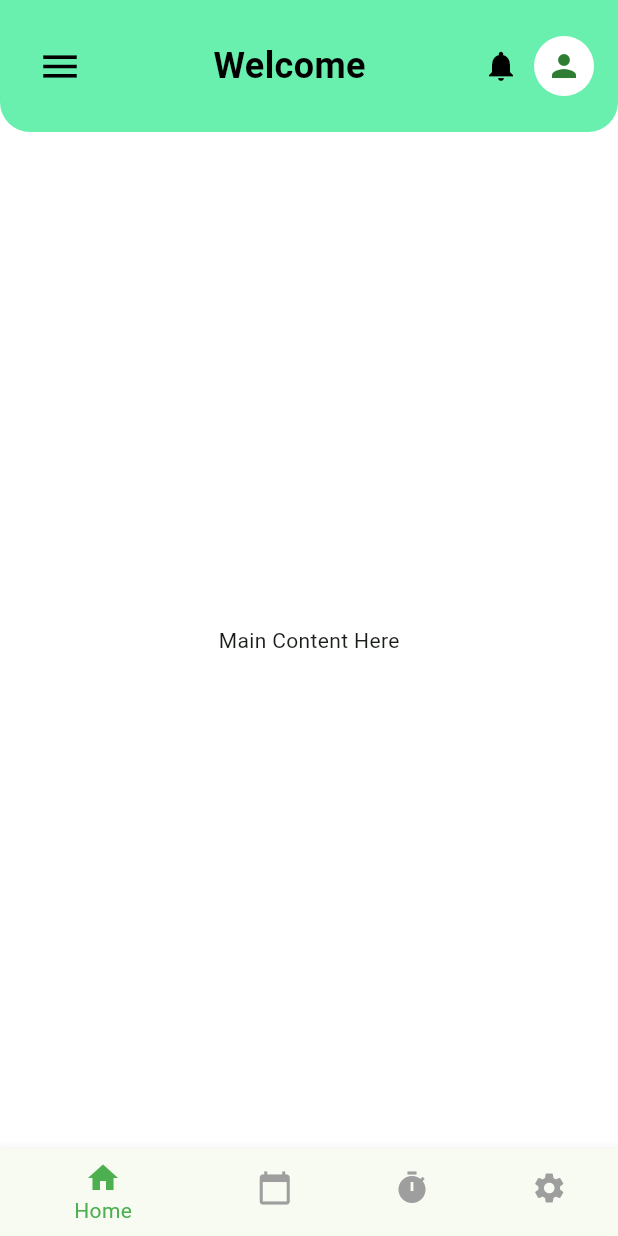
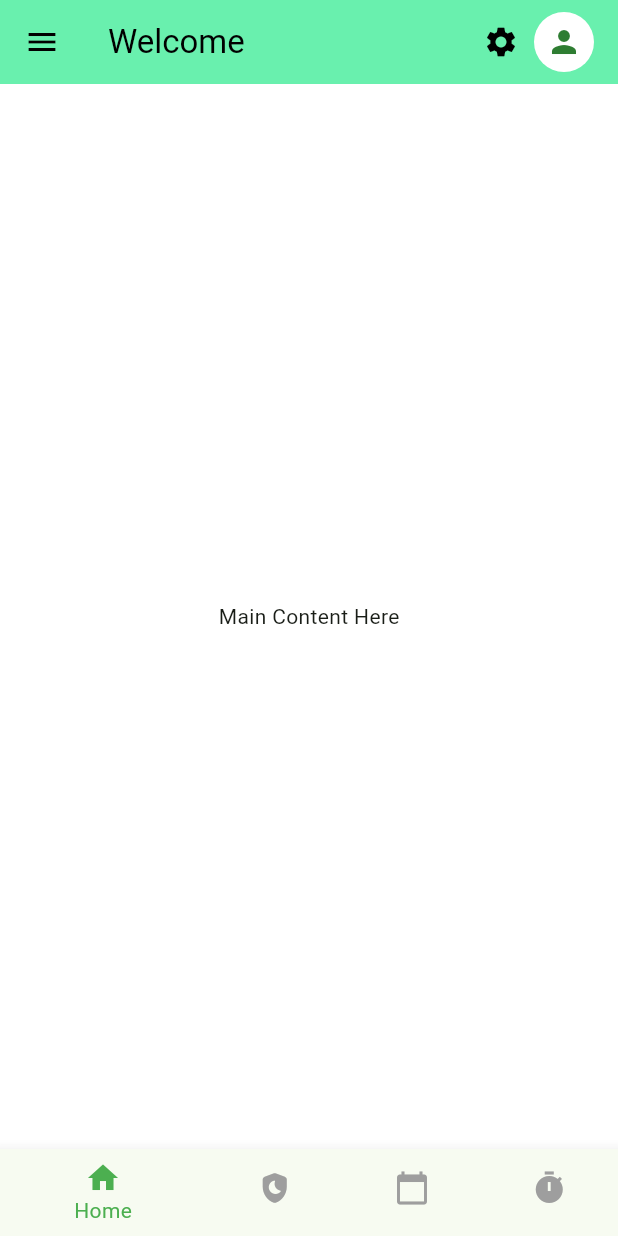
Before and after one commit to IPMSand/PUSL2023-Mobile-App-Development-Group-50, a Flutter app: the screen it shows after launch, on a phone screen of 412 x 824 dp. Run offline on Flutter 3.47's test engine with Material 3 defaults, Android fonts, the phone set to English and light mode, and no system bars.

Commit message:
test:run work in android emu
edit: bottom_navbar.dart
home.dart

```diff
--- a/lib/componments/bottom_navbar.dart
+++ b/lib/componments/bottom_navbar.dart
@@ -1,37 +1,47 @@
-// bottom_navbar.dart
 import 'package:flutter/material.dart';
 
-class BottomNavBar extends StatefulWidget {
-  final int selectedIndex;
+class MyBottomNavigationBarWidget extends StatefulWidget {
+  final int initialIndex;
   final Function(int) onItemTapped;
 
-  const BottomNavBar({
-    super.key,
-    required this.selectedIndex,
+  const MyBottomNavigationBarWidget({super.key,
+    required this.initialIndex,
     required this.onItemTapped,
   });
 
   @override
-  State<BottomNavBar> createState() => _BottomNavBarState(); //Changed to createState
+  // ignore: library_private_types_in_public_api
+  _MyBottomNavigationBarWidgetState createState() => _MyBottomNavigationBarWidgetState();
 }
 
-class _BottomNavBarState extends State<BottomNavBar> {
+class _MyBottomNavigationBarWidgetState extends State<MyBottomNavigationBarWidget> {
+  late int _selectedIndex;
+
+  @override
+  void initState() {
+    super.initState();
+    _selectedIndex = widget.initialIndex;
+  }
+
+  void _onItemTapped(int index) {
+    setState(() {
+      _selectedIndex = index;
+    });
+    widget.onItemTapped(index);
+  }
+
   @override
   Widget build(BuildContext context) {
     return BottomNavigationBar(
-      currentIndex: widget.selectedIndex,
-      onTap: widget.onItemTapped,
+      currentIndex: _selectedIndex,
+      onTap: _onItemTapped,
       selectedItemColor: Colors.green,
       unselectedItemColor: Colors.grey,
       items: const [
-        BottomNavigationBarItem(
-          icon: Icon(Icons.home), label: "Home"),
-        BottomNavigationBarItem(
-            icon: Icon(Icons.calendar_today), label: "Calendar"),
-        BottomNavigationBarItem(
-          icon: Icon(Icons.timer), label: "Timer"),
-        BottomNavigationBarItem(
-            icon: Icon(Icons.settings), label: "Settings"),
+        BottomNavigationBarItem(icon: Icon(Icons.home), label: "Home"),
+        BottomNavigationBarItem(icon: Icon(Icons.shield_moon_rounded), label: "To Do List"),
+        BottomNavigationBarItem(icon: Icon(Icons.calendar_today), label: "Calender"),
+        BottomNavigationBarItem(icon: Icon(Icons.timer), label: "Timer"),
       ],
     );
   }
--- a/lib/screens/event_plan.dart
+++ b/lib/screens/event_plan.dart
@@ -113,8 +113,8 @@ class _AddEventScreenState extends State<AddEventScreen> {
           ],
         ),
       ),
-     bottomNavigationBar: BottomNavBar(
-        selectedIndex: _selectedIndex,
+    bottomNavigationBar: MyBottomNavigationBarWidget(
+        initialIndex: _selectedIndex,
         onItemTapped: _onItemTapped,
       ),
     );
--- a/lib/screens/home.dart
+++ b/lib/screens/home.dart
@@ -5,10 +5,29 @@ import '../screens/todo_view_screen.dart';
 import '../screens/event_plan.dart';
 import '../screens/dashboard.dart';
 import '../screens/profile.dart';
+import 'calander.dart';
 import 'start01.dart';
-// import '../screens/timer.dart';
+import 'package:flutter/material.dart';
 
+void main() {
+  runApp(const MyApp());
+}
 
+class MyApp extends StatelessWidget {
+  const MyApp({super.key});
+
+  @override
+  Widget build(BuildContext context) {
+    return MaterialApp(
+      title: 'Welcome',
+      theme: ThemeData(
+        colorScheme: ColorScheme.fromSeed(seedColor: Colors.green),
+        useMaterial3: true,
+      ),
+      home: const HomeScreen(),
+    );
+  }
+}
 
 class HomeScreen extends StatefulWidget {
   const HomeScreen({super.key});
@@ -37,83 +56,80 @@ class _HomeScreenState extends State<HomeScreen> {
   Widget build(BuildContext context) {
     return Scaffold(
       drawer: Drawer(
+        child: ListView(
+          padding: EdgeInsets.zero,
+          children: [
+            DrawerHeader(
+              decoration: BoxDecoration(color: Colors.greenAccent),
               child: Column(
+                crossAxisAlignment: CrossAxisAlignment.start,
                 children: [
-            UserAccountsDrawerHeader(
-              decoration: BoxDecoration(color: Colors.greenAccent),
-              accountName: Text("Seraphina", style: TextStyle(fontWeight: FontWeight.bold)),
-              accountEmail: Text("seraphina@example.com"),
-              currentAccountPicture: CircleAvatar(
+                  CircleAvatar(
+                    radius: 30,
                     backgroundColor: Colors.white,
-                child: Icon(Icons.person, color: Colors.green, size: 40),
+                    child: Icon(Icons.person, color: Colors.green.shade800, size: 40),
                   ),
+                  const SizedBox(height: 10),
+                  Text(
+                    "Seraphina",
+                    style: TextStyle(fontSize: 20, fontWeight: FontWeight.bold, color: Colors.black),
                   ),
-            Expanded(
-              child: ListView(
-                children: [
-                  ListTile(
-                    leading: Icon(Icons.home),
-                    title: Text('Dashboard'),
-                    onTap: () => _navigateToScreen(DashboardScreen()),
-                  ),
-                  ListTile(
-                    leading: Icon(Icons.shield_moon),
-                    title: Text('To Do List'),
-                    onTap: () => _navigateToScreen( TaskListScreen()),
-                  ),
-                  ListTile(
-                    leading: Icon(Icons.timer),
-                    title: Text('Timer'),
-
-                    onTap: () => _navigateToScreen(TimerPage()), // replace with timer page
-
-                  ),
-                  ListTile(
-                    leading: Icon(Icons.event_available),
-                    title: Text('Event Planning'),
-                    onTap: () => _navigateToScreen(AddEventScreen()),
+                  Text(
+                    "seraphina@example.com",
+                    style: TextStyle(fontSize: 14, color: Colors.black54),
                   ),
                 ],
               ),
             ),
-            Divider(),
+            ListTile(
+              leading: Icon(Icons.home, color: Colors.green),
+              title: Text("Home"),
+              onTap: () => Navigator.pop(context),
+            ),
+            ListTile(
+              leading: Icon(Icons.shield_moon_rounded, color: Colors.green),
+              title: Text("To Do List"),
+               onTap: () => _navigateToScreen(TaskListScreen()),
+            ),
+            ListTile(
+              leading: Icon(Icons.calendar_today, color: Colors.green),
+              title: Text("Calender"),
+               onTap: () => _navigateToScreen(CalendarScreen()),
+            ),
+            ListTile(
+              leading: Icon(Icons.timer, color: Colors.green),
+              title: Text("Timer"),
+               onTap: () => _navigateToScreen(TimerPage()),
+            ),
+            ListTile(
+              leading: Icon(Icons.bar_chart_outlined, color: Colors.green),
+              title: Text("Event Planing"),
+               onTap: () => _navigateToScreen(AddEventScreen()),
+            ),
             ListTile(
               leading: Icon(Icons.logout, color: Colors.red),
-              title: Text('Log Out', style: TextStyle(color: Colors.red)),
+              title: Text("Log Out", style: TextStyle(color: Colors.red)),
               onTap: () {},
             ),
           ],
         ),
       ),
       backgroundColor: Colors.white,
-      body: Column(
-        children: [
-          Container(
-            padding: const EdgeInsets.symmetric(horizontal: 16, vertical: 20),
-            decoration: const BoxDecoration(
-              color: Colors.greenAccent,
-              borderRadius: BorderRadius.vertical(bottom: Radius.circular(20)),
-            ),
-            child: Row(
-              mainAxisAlignment: MainAxisAlignment.spaceBetween,
-              children: [
-                Builder(
+      appBar: AppBar(
+        backgroundColor: Colors.greenAccent,
+        title: Text("Welcome", style: TextStyle(color: Colors.black)),
+        leading: Builder(
           builder: (context) {
             return IconButton(
-                      icon: const Icon(Icons.menu, size: 30, color: Colors.black),
+              icon: Icon(Icons.menu, color: Colors.black),
               onPressed: () {
                 Scaffold.of(context).openDrawer();
               },
             );
           },
         ),
-                const Text(
-                  "Welcome",
-                  style: TextStyle(fontSize: 24, fontWeight: FontWeight.bold, color: Colors.black),
-                ),
-                Row(
-                  children: [
-                    const Icon(Icons.notifications, color: Colors.black),
+        actions: [
+          Icon(Icons.settings, color: Colors.black),
           const SizedBox(width: 10),
           GestureDetector(
             onTap: () => _navigateToScreen(ProfileScreen()),
@@ -122,20 +138,160 @@ class _HomeScreenState extends State<HomeScreen> {
               child: Icon(Icons.person, color: Colors.green.shade800),
             ),
           ),
+          const SizedBox(width: 16),
         ],
       ),
-              ],
-            ),
-          ),
-          Expanded(
-            child: Center(child: Text("Main Content Here")),
-          ),
-        ],
-      ),
-     bottomNavigationBar: BottomNavBar(
-        selectedIndex: _selectedIndex,
+      body: Center(child: Text("Main Content Here")),
+      bottomNavigationBar: MyBottomNavigationBarWidget(
+        initialIndex: _selectedIndex,
         onItemTapped: _onItemTapped,
       ),
     );
   }
 }
+
+// Profile Screen
+class ProfileScreen extends StatelessWidget {
+  @override
+  Widget build(BuildContext context) {
+    return Scaffold(
+      appBar: AppBar(
+        title: Text("Profile"),
+        backgroundColor: Colors.greenAccent,
+      ),
+      body: Padding(
+        padding: const EdgeInsets.all(16.0),
+        child: Column(
+          crossAxisAlignment: CrossAxisAlignment.center,
+          children: [
+            const SizedBox(height: 20),
+            CircleAvatar(
+              radius: 60,
+              backgroundColor: Colors.greenAccent,
+              child: Icon(Icons.person, color: Colors.white, size: 80),
+            ),
+            const SizedBox(height: 20),
+            Text(
+              "Seraphina",
+              style: TextStyle(fontSize: 24, fontWeight: FontWeight.bold),
+            ),
+            Text(
+              "seraphina@example.com",
+              style: TextStyle(fontSize: 16, color: Colors.grey),
+            ),
+            const SizedBox(height: 20),
+            ListTile(
+              leading: Icon(Icons.edit, color: Colors.green),
+              title: Text("Edit Profile"),
+              onTap: () {
+                Navigator.push(
+                  context,
+                  MaterialPageRoute(builder: (context) => EditProfileScreen()),
+                );
+                ListTile(
+                  leading: Icon(Icons.phone, color: Colors.green),
+                  title: Text("Phone Number"),
+                  onTap: () {},
+                );
+                ListTile(
+                  leading: Icon(Icons.logout, color: Colors.red),
+                  title: Text("Log Out", style: TextStyle(color: Colors.red)),
+                  onTap: () {},
+                );
+
+
+              },
+            ),
+          ],
+        ),
+      ),
+    );
+  }
+}
+
+// Edit Profile Screen
+class EditProfileScreen extends StatefulWidget {
+  @override
+  _EditProfileScreenState createState() => _EditProfileScreenState();
+}
+
+class _EditProfileScreenState extends State<EditProfileScreen> {
+  final TextEditingController _nameController = TextEditingController(text: "Seraphina");
+  final TextEditingController _emailController = TextEditingController(text: "seraphina@example.com");
+  final TextEditingController _passwordController = TextEditingController();
+  final TextEditingController _birthDateController = TextEditingController();
+  final TextEditingController _phoneController = TextEditingController();
+
+  @override
+  Widget build(BuildContext context) {
+    return Scaffold(
+      appBar: AppBar(
+        title: Text("Edit Profile"),
+        backgroundColor: Colors.greenAccent,
+      ),
+      body: Padding(
+        padding: const EdgeInsets.all(16.0),
+        child: Column(
+          crossAxisAlignment: CrossAxisAlignment.center,
+          children: [
+            const SizedBox(height: 20),
+            Stack(
+              children: [
+                CircleAvatar(
+                  radius: 60,
+                  backgroundColor: Colors.greenAccent,
+                  child: Icon(Icons.person, color: Colors.white, size: 80),
+                ),
+                Positioned(
+                  bottom: 5,
+                  right: 5,
+                  child: CircleAvatar(
+                    radius: 15,
+                    backgroundColor: Colors.blueAccent,
+                    child: Icon(Icons.camera_alt, color: Colors.white, size: 18),
+                  ),
+                ),
+              ],
+            ),
+            const SizedBox(height: 20),
+            _buildTextField("Name", _nameController),
+            _buildTextField("Email Address", _emailController),
+            _buildTextField("Password", _passwordController, obscureText: true),
+            _buildTextField("Birth Date", _birthDateController),
+            _buildTextField("Phone Number", _phoneController),
+            const SizedBox(height: 20),
+            ElevatedButton(
+              style: ElevatedButton.styleFrom(
+                backgroundColor: Colors.blueGrey,
+                padding: const EdgeInsets.symmetric(horizontal: 40, vertical: 15),
+              ),
+              onPressed: () {
+                Navigator.pop(context);
+              },
+              child: Text("Done", style: TextStyle(color: Colors.white, fontSize: 16)),
+            ),
+          ],
+        ),
+      ),
+    );
+  }
+
+  Widget _buildTextField(String label, TextEditingController controller, {bool obscureText = false}) {
+    return Padding(
+      padding: const EdgeInsets.symmetric(vertical: 10),
+      child: TextField(
+        controller: controller,
+        obscureText: obscureText,
+        decoration: InputDecoration(
+          labelText: label,
+          filled: true,
+          fillColor: Colors.grey.shade200,
+          border: OutlineInputBorder(
+            borderRadius: BorderRadius.circular(10),
+            borderSide: BorderSide.none,
+          ),
+        ),
+      ),
+    );
+  }
+}
--- a/lib/screens/todo_create_screen.dart
+++ b/lib/screens/todo_create_screen.dart
@@ -153,8 +153,8 @@ class _CreateTaskScreenState extends State<CreateTaskScreen> {
           ],
         ),
       ),
-         bottomNavigationBar: BottomNavBar(
-        selectedIndex: _selectedIndex,
+         bottomNavigationBar: MyBottomNavigationBarWidget(
+        initialIndex: _selectedIndex,
         onItemTapped: _onItemTapped,
       ),
     );
--- a/lib/screens/todo_view_screen.dart
+++ b/lib/screens/todo_view_screen.dart
@@ -94,8 +94,8 @@ class _TaskListScreenState extends State<TaskListScreen> {
           ],
         ),
       ),
-      bottomNavigationBar: BottomNavBar(
-        selectedIndex: _selectedIndex,
+     bottomNavigationBar: MyBottomNavigationBarWidget(
+        initialIndex: _selectedIndex,
         onItemTapped: _onItemTapped,
       ),
     );
```
Also changed, not shown: lib/screens/calander.dart (+1 -16 lines). Lines whose indentation alone changed are shown as unchanged.
